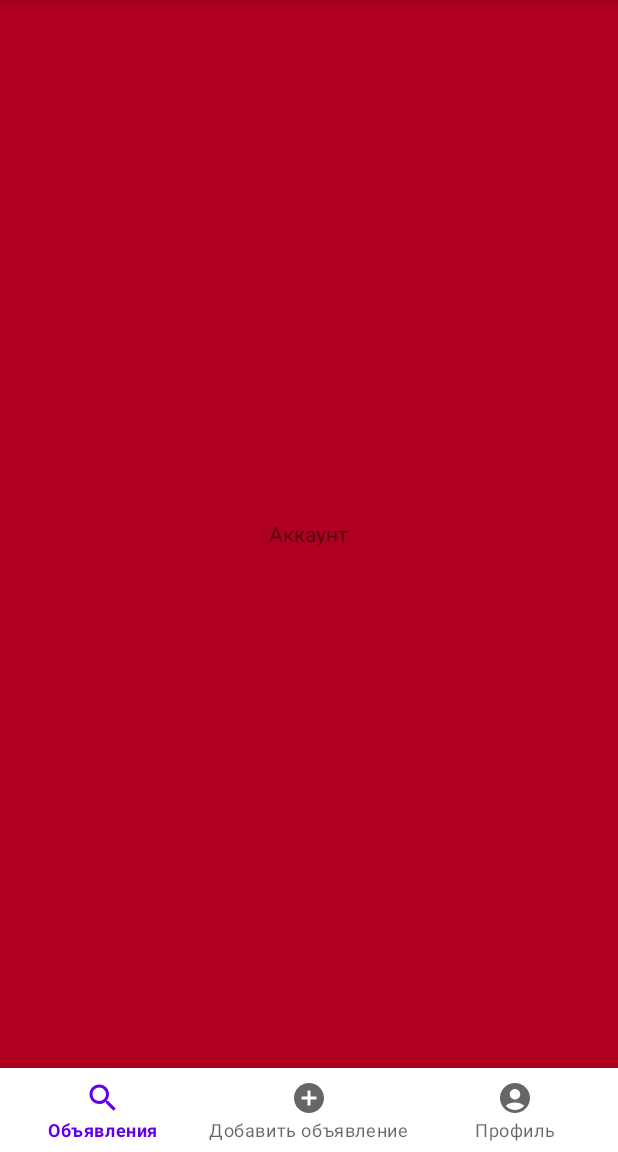
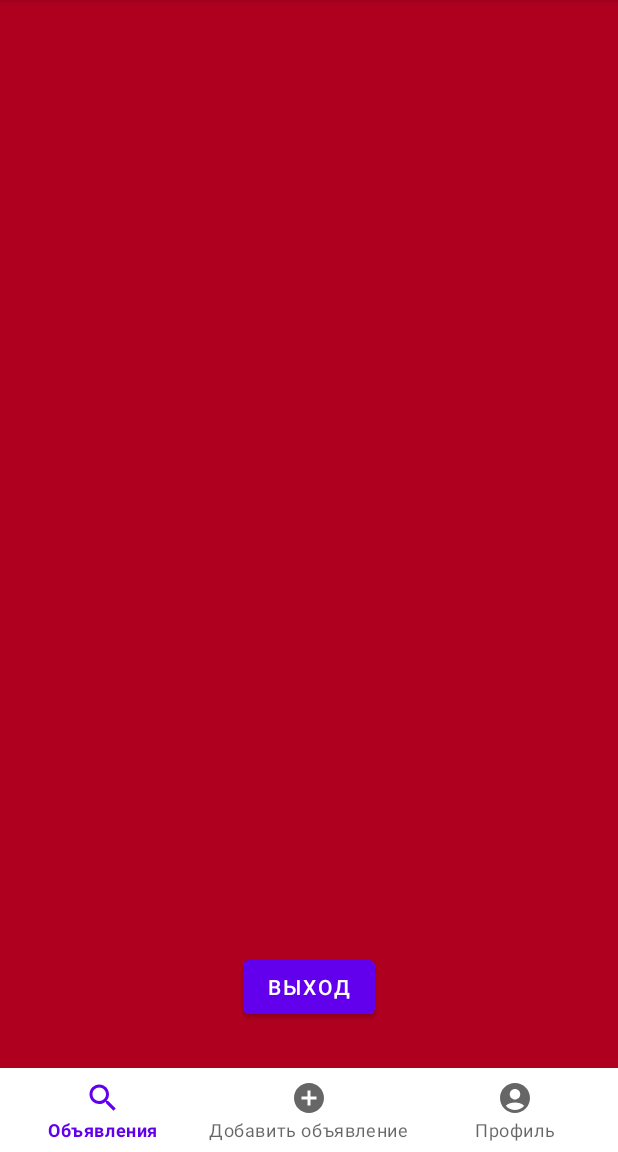
Before and after one commit to Odyvannnn/CarSales, an Android app: the fragment AccountFragment placed in its activity, on a phone screen of 412 x 824 dp, the part 84-1236 px from its top. Run offline under Robolectric (Android 15) with nearby library versions, the phone set to English and light mode, and no system bars; our stand-ins replace Firebase (no records; nobody signed in at launch, a user with empty details on screens opened directly).

Commit message:
some auth fixes + added sign out button

```diff
--- a/app/build.gradle
+++ b/app/build.gradle
@@ -50,4 +50,5 @@ dependencies {
 
     implementation platform('com.google.firebase:firebase-bom:31.2.0')
     implementation 'com.google.firebase:firebase-auth-ktx'
+    implementation 'com.google.firebase:firebase-firestore:24.4.4'
 }
--- a/app/src/main/java/com/main/carsales/auth/LoginFragment.kt
+++ b/app/src/main/java/com/main/carsales/auth/LoginFragment.kt
@@ -1,14 +1,15 @@
 package com.main.carsales.auth
 
 import android.content.ContentValues
+import android.content.Intent
 import android.os.Bundle
 import android.text.TextUtils
 import android.util.Log
-import androidx.fragment.app.Fragment
 import android.view.LayoutInflater
 import android.view.View
 import android.view.ViewGroup
 import android.widget.Toast
+import androidx.fragment.app.Fragment
 import androidx.navigation.fragment.NavHostFragment
 import com.google.firebase.auth.FirebaseAuth
 import com.google.firebase.auth.FirebaseUser
@@ -16,6 +17,8 @@ import com.google.firebase.auth.ktx.auth
 import com.google.firebase.ktx.Firebase
 import com.main.carsales.R
 import com.main.carsales.databinding.FragmentLoginBinding
+import com.main.carsales.main.MainActivity
+
 
 class LoginFragment : Fragment() {
 
@@ -61,6 +64,8 @@ class LoginFragment : Fragment() {
     }
 
     private fun reload() {
+        val intent = Intent(context, MainActivity::class.java)
+        startActivity(intent)
     }
 
     private fun validateForm(): Boolean {
--- a/app/src/main/java/com/main/carsales/main/AccountFragment.kt
+++ b/app/src/main/java/com/main/carsales/main/AccountFragment.kt
@@ -1,17 +1,36 @@
 package com.main.carsales.main
 
+import android.content.Intent
 import android.os.Bundle
 import androidx.fragment.app.Fragment
 import android.view.LayoutInflater
 import android.view.View
 import android.view.ViewGroup
-import com.main.carsales.R
+import com.google.firebase.auth.FirebaseAuth
+import com.main.carsales.auth.AuthActivity
+import com.main.carsales.databinding.FragmentAccountBinding
 
 class AccountFragment : Fragment() {
+
+    private lateinit var auth: FirebaseAuth
+    private var _binding: FragmentAccountBinding? = null
+    private val binding: FragmentAccountBinding
+        get() = _binding!!
     override fun onCreateView(
         inflater: LayoutInflater, container: ViewGroup?,
         savedInstanceState: Bundle?
     ): View? {
-        return inflater.inflate(R.layout.fragment_account, container, false)
+        _binding = FragmentAccountBinding.inflate(inflater, container, false)
+        return binding.root
     }
+
+    override fun onViewCreated(view: View, savedInstanceState: Bundle?) {
+        super.onViewCreated(view, savedInstanceState)
+
+        binding.signoutButton.setOnClickListener{
+            FirebaseAuth.getInstance().signOut()
+            startActivity(Intent(context, AuthActivity::class.java))
+        }
+    }
+
 }
--- a/app/src/main/java/com/main/carsales/main/MainActivity.kt
+++ b/app/src/main/java/com/main/carsales/main/MainActivity.kt
@@ -21,10 +21,6 @@ class MainActivity : AppCompatActivity() {
                 R.id.ads->replaceFragment(HomeFragment())
                 R.id.addAd->replaceFragment(AddAdFragment())
                 R.id.account->replaceFragment(AccountFragment())
-
-                else ->{
-
-                }
             }
             true
         }
--- a/app/src/main/res/layout/fragment_account.xml
+++ b/app/src/main/res/layout/fragment_account.xml
@@ -1,15 +1,25 @@
 <?xml version="1.0" encoding="utf-8"?>
 <FrameLayout xmlns:android="http://schemas.android.com/apk/res/android"
+    xmlns:app="http://schemas.android.com/apk/res-auto"
     xmlns:tools="http://schemas.android.com/tools"
     android:layout_width="match_parent"
     android:layout_height="match_parent"
     tools:context=".main.AccountFragment"
     android:background="@color/design_default_color_error">
 
-    <TextView
-        android:id="@+id/textView2"
-        android:layout_width="wrap_content"
-        android:layout_height="wrap_content"
-        android:text="Аккаунт"
-        android:layout_gravity="center"/>
+    <androidx.constraintlayout.widget.ConstraintLayout
+        android:layout_width="match_parent"
+        android:layout_height="match_parent">
+
+        <Button
+            android:id="@+id/signout_button"
+            android:layout_width="wrap_content"
+            android:layout_height="wrap_content"
+            android:layout_marginBottom="30dp"
+            android:text="Выход"
+            app:layout_constraintBottom_toBottomOf="parent"
+            app:layout_constraintEnd_toEndOf="parent"
+            app:layout_constraintStart_toStartOf="parent" />
+    </androidx.constraintlayout.widget.ConstraintLayout>
+
 </FrameLayout>
```
